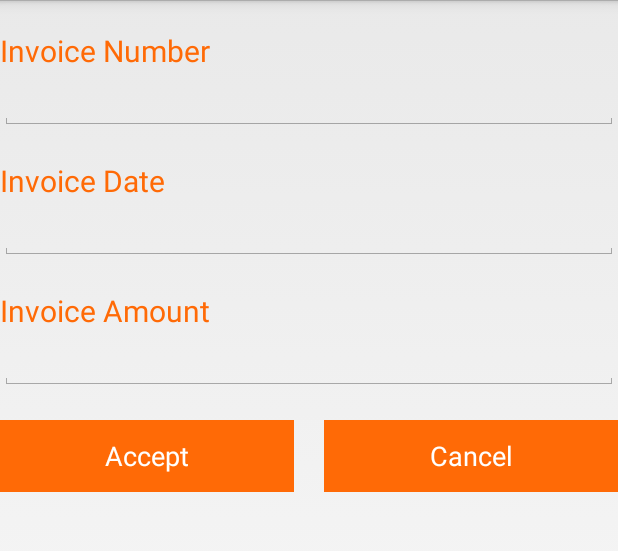
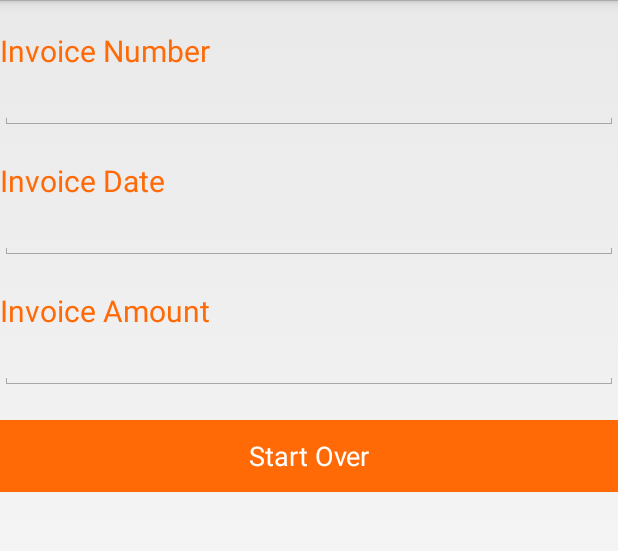
Before and after one commit to svinchon/EMCMobileBankingxCP, an Android app: the layout details_invoice.xml on its own in the app's theme, with its tools: preview values and no code run, on a phone screen of 412 x 824 dp, the part 72-623 px from its top. Run offline under Robolectric (Android 15) with nearby library versions, the phone set to English and light mode, and no system bars.

Commit message:
requested change # 005, 009, 010,

```diff
--- a/app/src/main/res/layout/details_invoice.xml
+++ b/app/src/main/res/layout/details_invoice.xml
@@ -1,20 +1,20 @@
 <RelativeLayout xmlns:android="http://schemas.android.com/apk/res/android"
+    xmlns:app="http://schemas.android.com/apk/res-auto"
     xmlns:tools="http://schemas.android.com/tools"
     android:id="@+id/proof_id_details_layout"
     android:layout_width="wrap_content"
     android:layout_height="match_parent"
-    android:orientation="vertical"
-    xmlns:app="http://schemas.android.com/apk/res-auto">
+    android:orientation="vertical">
 
     <EditText
         android:id="@+id/txt_Invoice_Amount"
         android:layout_width="fill_parent"
         android:layout_height="wrap_content"
         android:layout_below="@+id/textView3"
+        android:inputType="numberDecimal"
+        android:textColor="@color/ing_background"
         android:textSize="18sp"
-        android:textColor="@color/ing_background"
-        app:foundryTypeface="Cantarell-Regular"
-        android:inputType="numberDecimal" />
+        app:foundryTypeface="Cantarell-Regular" />
 
     <EditText
         android:id="@+id/txt_Invoice_Date"
@@ -22,9 +22,9 @@
         android:layout_height="wrap_content"
         android:layout_alignLeft="@+id/textView2"
         android:layout_below="@+id/textView2"
+        android:inputType="textPersonName|date"
+        android:textColor="@color/ing_background"
         android:textSize="18sp"
-        android:textColor="@color/ing_background"
-        android:inputType="textPersonName|date"
         app:foundryTypeface="Cantarell-Regular">
 
         <requestFocus />
@@ -36,10 +36,10 @@
         android:layout_height="wrap_content"
         android:layout_alignLeft="@+id/textView3"
         android:layout_below="@+id/back_prompt"
+        android:inputType="text"
         android:textColor="@color/ing_background"
         android:textSize="18sp"
-        app:foundryTypeface="Cantarell-Regular"
-        android:inputType="text" />
+        app:foundryTypeface="Cantarell-Regular" />
 
     <TextView
         android:id="@+id/textView2"
@@ -47,12 +47,11 @@
         android:layout_height="wrap_content"
         android:layout_alignLeft="@+id/txt_Invoice_Number"
         android:layout_below="@+id/txt_Invoice_Number"
+        android:paddingTop="20dp"
         android:text="Invoice Date"
         android:textColor="@color/ing_background"
         android:textSize="20sp"
-        android:paddingTop="20dp"
-        app:foundryTypeface="Quicksand-Regular"
-        />
+        app:foundryTypeface="Quicksand-Regular" />
 
     <TextView
         android:id="@+id/back_prompt"
@@ -60,12 +59,11 @@
         android:layout_height="wrap_content"
         android:layout_alignLeft="@+id/txt_Invoice_Number"
         android:layout_alignParentTop="true"
+        android:paddingTop="20dp"
         android:text="Invoice Number"
         android:textColor="@color/ing_background"
         android:textSize="20sp"
-        android:paddingTop="20dp"
-        app:foundryTypeface="Quicksand-Regular"
-        />
+        app:foundryTypeface="Quicksand-Regular" />
 
 
     <TextView
@@ -73,45 +71,53 @@
         android:layout_width="wrap_content"
         android:layout_height="wrap_content"
         android:layout_below="@+id/txt_Invoice_Date"
+        android:paddingTop="20dp"
         android:text="Invoice Amount"
         android:textColor="@color/ing_background"
         android:textSize="20sp"
-        android:paddingTop="20dp"
         app:foundryTypeface="Quicksand-Regular" />
-
 
     <LinearLayout
         android:layout_width="fill_parent"
         android:layout_height="wrap_content"
-        android:orientation="horizontal"
+        android:layout_below="@+id/txt_Invoice_Amount"
         android:layout_marginTop="20dp"
-        android:layout_below="@+id/txt_Invoice_Amount">
+        android:orientation="horizontal">
 
-        <Button
+        <!--Button
             android:id="@+id/btn_proof_id_accept"
             android:layout_width="0dp"
-            android:layout_weight="1"
             android:layout_height="wrap_content"
             android:layout_gravity="start"
+            android:layout_weight="1"
             android:background="@color/ing_background"
             android:text="Accept"
             android:textColor="@color/white"
-            app:foundryTypeface="Quicksand-Regular"/>
+            app:foundryTypeface="Quicksand-Regular" />
 
         <Button
             android:id="@+id/btn_proof_id_cancel"
             android:layout_width="0dp"
-            android:layout_weight="1"
             android:layout_height="wrap_content"
             android:layout_gravity="end"
             android:layout_marginLeft="20dp"
+            android:layout_weight="1"
             android:background="@color/ing_background"
             android:text="Cancel"
             android:textColor="@color/white"
-            app:foundryTypeface="Quicksand-Regular"
+            app:foundryTypeface="Quicksand-Regular" /-->
 
-            />
+        <Button
+            android:id="@+id/btn_proof_id_cancel"
+            android:layout_width="0dp"
+            android:layout_height="wrap_content"
+            android:layout_gravity="end"
+            android:layout_weight="1"
+            android:background="@color/ing_background"
+            android:text="Start Over"
+            android:textColor="@color/white"
+            app:foundryTypeface="Quicksand-Regular" />
+
     </LinearLayout>
 
-
 </RelativeLayout>
```
Also changed, not shown: app/src/main/java/ing/rbi/poc/GetPIDResults.java (+26 -5 lines), app/src/main/java/ing/rbi/poc/InvoiceHandler.java (+7 -7 lines), app/src/main/java/ing/rbi/poc/ProofIDHandler.java (+7 -7 lines), app/src/main/java/ing/rbi/poc/SpainIDHandler.java (+9 -11 lines), app/src/main/java/ing/rbi/poc/country_list.java (+15 -5 lines), app/src/main/res/layout/details_proof_id.xml (+15 -6 lines).
